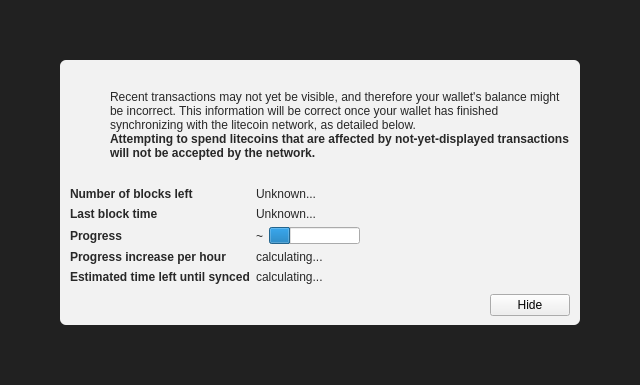
First picture: the form in src/qt/forms/modaloverlay.ui, repository BitBalloon-Project/BitBalloon, before the edit.
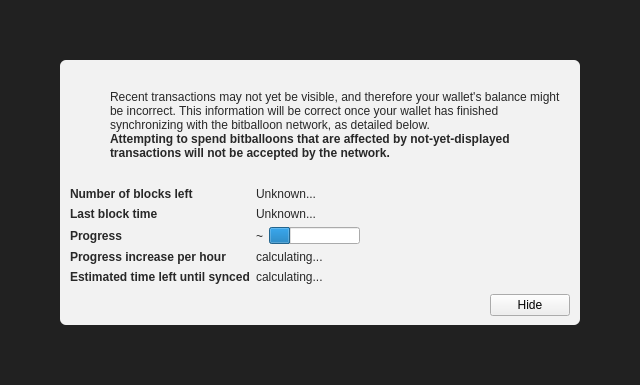
Second picture: the form after the edit. Icons and pictures are not drawn. Custom widgets are drawn as their Qt base class.

```diff
--- a/src/qt/forms/modaloverlay.ui
+++ b/src/qt/forms/modaloverlay.ui
@@ -130,7 +130,7 @@
              <item>
               <widget class="QLabel" name="infoText">
                <property name="text">
-                <string>Recent transactions may not yet be visible, and therefore your wallet's balance might be incorrect. This information will be correct once your wallet has finished synchronizing with the litecoin network, as detailed below.</string>
+                <string>Recent transactions may not yet be visible, and therefore your wallet's balance might be incorrect. This information will be correct once your wallet has finished synchronizing with the bitballoon network, as detailed below.</string>
                </property>
                <property name="textFormat">
                 <enum>Qt::RichText</enum>
@@ -149,7 +149,7 @@
                 </font>
                </property>
                <property name="text">
-                <string>Attempting to spend litecoins that are affected by not-yet-displayed transactions will not be accepted by the network.</string>
+                <string>Attempting to spend bitballoons that are affected by not-yet-displayed transactions will not be accepted by the network.</string>
                </property>
                <property name="textFormat">
                 <enum>Qt::RichText</enum>
```
